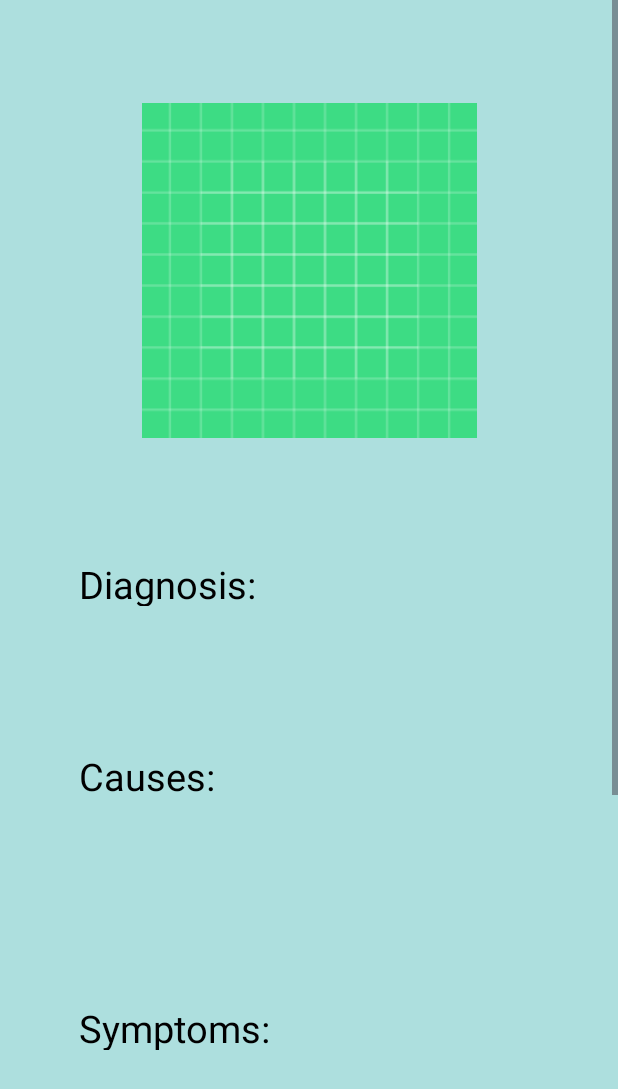
After one commit to empad716/Skin-disease-detector, an Android app: the InfoActivity screen opened directly, with no data from a screen before it, on a phone screen of 412 x 824 dp. The commit adds this screen. Shown: the top 1089 px of the screen. Run offline under Robolectric (Android 15) with nearby library versions, the phone set to English and light mode, and no system bars; our stand-ins replace Firebase (no records; nobody signed in at launch, a user with empty details on screens opened directly).

Commit message:
Initial Commit

```diff
--- a/app/src/main/java/com/example/skindiseasedetector/History.java
+++ b/app/src/main/java/com/example/skindiseasedetector/History.java
@@ -2,6 +2,7 @@ package com.example.skindiseasedetector;
 
 public class History {
     String diagnosis,cause,symptoms,treatment,date,imageUrl;
+    long timestamp;
 
     public String getDiagnosis() { return diagnosis;}
 
@@ -15,5 +16,6 @@ public class History {
 
     public String getImageUrl(){ return imageUrl;}
 
+    public long getTimestamp(){return timestamp; }
 
 }
--- /dev/null
+++ b/app/src/main/java/com/example/skindiseasedetector/InfoActivity.java
@@ -0,0 +1,157 @@
+package com.example.skindiseasedetector;
+
+import static com.example.skindiseasedetector.Adapterhistory.context;
+
+import android.app.Activity;
+import android.app.AlertDialog;
+import android.content.Context;
+import android.content.DialogInterface;
+import android.content.Intent;
+import android.os.Bundle;
+import android.util.Log;
+import android.view.View;
+import android.widget.TextView;
+import android.widget.Toast;
+
+import androidx.activity.EdgeToEdge;
+import androidx.annotation.NonNull;
+import androidx.appcompat.app.AppCompatActivity;
+import androidx.core.graphics.Insets;
+import androidx.core.view.ViewCompat;
+import androidx.core.view.WindowInsetsCompat;
+
+import com.bumptech.glide.Glide;
+import com.example.skindiseasedetector.databinding.ActivityInfoBinding;
+import com.google.firebase.auth.FirebaseAuth;
+import com.google.firebase.database.DataSnapshot;
+import com.google.firebase.database.DatabaseError;
+import com.google.firebase.database.DatabaseReference;
+import com.google.firebase.database.FirebaseDatabase;
+import com.google.firebase.database.Query;
+import com.google.firebase.database.ValueEventListener;
+import com.google.firebase.storage.FirebaseStorage;
+import com.google.firebase.storage.StorageReference;
+
+public class InfoActivity extends AppCompatActivity {
+    ActivityInfoBinding binding = null;
+    DatabaseReference databaseReference;
+    FirebaseAuth auth;
+    AlertDialog.Builder builder;
+
+
+    @Override
+    protected void onCreate(Bundle savedInstanceState) {
+        super.onCreate(savedInstanceState);
+        EdgeToEdge.enable(this);
+        binding = ActivityInfoBinding.inflate(getLayoutInflater());
+        setContentView(binding.getRoot());
+
+
+
+        Intent intent = getIntent();
+        String diagnosis = intent.getStringExtra("diagnosis");
+        String cause = intent.getStringExtra("cause");
+        String symptoms = intent.getStringExtra("symptoms");
+        String treatment = intent.getStringExtra("treatment");
+        String date = intent.getStringExtra("date");
+        String imageUrl = intent.getStringExtra("image");
+        long timestamp = intent.getLongExtra("timestamp",0);
+        auth= FirebaseAuth.getInstance();
+
+        binding.resultDiagnosis.setText(diagnosis);
+        binding.resultCause.setText(cause);
+        binding.resultSymptoms.setText(symptoms);
+        binding.resultTreatment.setText(treatment);
+        binding.resultDate.setText(date);
+
+
+
+        Glide.with(binding.image.getContext())
+                .load(imageUrl)
+                .placeholder(R.drawable.ic_launcher_foreground)
+                .error(R.drawable.ic_launcher_background)
+                .into(binding.image);
+
+
+        binding.delete.setOnClickListener(new View.OnClickListener() {
+            @Override
+            public void onClick(View v) {
+              showDialog();
+            }
+
+            private void showDialog() {
+                new AlertDialog.Builder(InfoActivity.this)
+                        .setTitle("Delete Confirmation")
+                        .setMessage("Are you sure you want to delete this item?")
+                        .setPositiveButton("YES",((dialog, which) -> deleteItemHistory(timestamp)))
+                        .setNegativeButton("NO", null)
+                        .create()
+                        .show();
+            }
+
+
+            private void backIntent() {
+                Intent intent1 = new Intent(InfoActivity.this, HomeActivity.class);
+                startActivity(intent1);
+                overridePendingTransition(R.anim.slide_in_left,R.anim.slide_out_right);
+            }
+
+            private void deleteItemHistory(long timestamp) {
+                databaseReference = FirebaseDatabase.getInstance().getReference()
+                        .child("users")
+                        .child(auth.getCurrentUser().getUid())
+                        .child("history");
+
+                Query query = databaseReference.orderByChild("timestamp").equalTo(timestamp);
+                query.addListenerForSingleValueEvent(new ValueEventListener() {
+                   @Override
+                   public void onDataChange(DataSnapshot dataSnapshot) {
+                        for (DataSnapshot snapshot: dataSnapshot.getChildren()){
+                            UserData userData = snapshot.getValue(UserData.class);
+                            if (userData!=null){
+                                String imageUrl = userData.getImageUrl();
+                                snapshot.getRef().removeValue();
+                                if (imageUrl !=null && !imageUrl.isEmpty()){
+                                    deleteImageFromStorage(imageUrl);
+                                }
+                            }
+
+                        }
+                       backIntent();
+
+                   }
+
+                    private void deleteImageFromStorage(String imageUrl) {
+                        StorageReference storageRef = FirebaseStorage.getInstance().getReferenceFromUrl(imageUrl);
+
+                        storageRef.delete().addOnSuccessListener(a ->{
+                            Log.d("FirebaseStorage","Image Deleted Successfully");
+                        }).addOnFailureListener(exception->{
+                            Log.e("FirebaseStorage","Failed to delete image",exception);
+                        });
+                    }
+
+                    @Override
+                   public void onCancelled(@NonNull DatabaseError error) {
+                        Toast.makeText(InfoActivity.this,"Failed to delete data",Toast.LENGTH_SHORT).show();
+                   }
+                });
+           }
+        });
+
+        binding.back.setOnClickListener(new View.OnClickListener() {
+            @Override
+            public void onClick(View v) {
+               backIntent();
+
+            }
+
+            private void backIntent() {
+                Intent intent1 = new Intent(InfoActivity.this, HomeActivity.class);
+                startActivity(intent1);
+                overridePendingTransition(R.anim.slide_in_left,R.anim.slide_out_right);
+            }
+        });
+
+    }
+}
--- /dev/null
+++ b/app/src/main/res/layout/activity_info.xml
@@ -0,0 +1,196 @@
+<?xml version="1.0" encoding="utf-8"?>
+
+<ScrollView
+    xmlns:android="http://schemas.android.com/apk/res/android"
+    xmlns:app="http://schemas.android.com/apk/res-auto"
+    xmlns:tools="http://schemas.android.com/tools"
+    android:layout_width="match_parent"
+    android:layout_height="wrap_content"
+    tools:layout_editor_absoluteX="1dp"
+    tools:layout_editor_absoluteY="1dp"
+    android:fillViewport="true"
+    >
+    <androidx.constraintlayout.widget.ConstraintLayout
+        android:layout_width="match_parent"
+        android:layout_height="wrap_content"
+        android:background="#ADDFDE"
+        tools:context=".InfoActivity">
+        <ImageView
+            android:id="@+id/image"
+            android:layout_width="223dp"
+            android:layout_height="224dp"
+            android:layout_marginTop="68dp"
+            app:layout_constraintEnd_toEndOf="parent"
+            app:layout_constraintStart_toStartOf="parent"
+            app:layout_constraintTop_toTopOf="parent" />
+
+
+        <LinearLayout
+            android:id="@+id/linearLayout3"
+            android:layout_width="307dp"
+            android:layout_height="32dp"
+            android:layout_marginTop="80dp"
+            android:orientation="horizontal"
+            app:layout_constraintEnd_toEndOf="@+id/image"
+            app:layout_constraintStart_toStartOf="@+id/image"
+            app:layout_constraintTop_toBottomOf="@+id/image">
+
+            <TextView
+                android:id="@+id/textView4"
+                android:layout_width="wrap_content"
+                android:layout_height="wrap_content"
+                android:text="Diagnosis: "
+                android:textColor="@color/black"
+                android:textSize="25dp" />
+
+            <TextView
+                android:id="@+id/resultDiagnosis"
+                android:layout_width="wrap_content"
+                android:layout_height="wrap_content"
+                android:text=""
+                android:textColor="@color/black"
+                android:textSize="25dp" />
+        </LinearLayout>
+
+        <LinearLayout
+            android:id="@+id/linearLayout1"
+            android:layout_width="307dp"
+            android:layout_height="32dp"
+            android:layout_marginTop="96dp"
+            android:orientation="horizontal"
+            app:layout_constraintEnd_toEndOf="@+id/linearLayout3"
+            app:layout_constraintHorizontal_bias="0.0"
+            app:layout_constraintStart_toStartOf="@+id/linearLayout3"
+            app:layout_constraintTop_toBottomOf="@+id/linearLayout3">
+
+            <TextView
+                android:id="@+id/textView5"
+                android:layout_width="wrap_content"
+                android:layout_height="wrap_content"
+                android:text="Causes: "
+                android:textColor="@color/black"
+                android:textSize="25dp" />
+
+            <TextView
+                android:id="@+id/resultCause"
+                android:layout_width="wrap_content"
+                android:layout_height="wrap_content"
+                android:text=""
+                android:textColor="@color/black"
+                android:textSize="25dp" />
+        </LinearLayout>
+
+        <LinearLayout
+            android:id="@+id/linearLayout2"
+            android:layout_width="307dp"
+            android:layout_height="32dp"
+            android:layout_marginTop="136dp"
+            android:orientation="horizontal"
+            app:layout_constraintEnd_toEndOf="@+id/linearLayout1"
+            app:layout_constraintHorizontal_bias="1.0"
+            app:layout_constraintStart_toStartOf="@+id/linearLayout1"
+            app:layout_constraintTop_toBottomOf="@+id/linearLayout1">
+
+            <TextView
+                android:id="@+id/textView6"
+                android:layout_width="wrap_content"
+                android:layout_height="wrap_content"
+                android:text="Symptoms: "
+                android:textColor="@color/black"
+                android:textSize="25dp" />
+
+            <TextView
+                android:id="@+id/resultSymptoms"
+                android:layout_width="wrap_content"
+                android:layout_height="wrap_content"
+                android:text=""
+                android:textColor="@color/black"
+                android:textSize="25dp" />
+        </LinearLayout>
+
+        <LinearLayout
+            android:id="@+id/linearLayout4"
+            android:layout_width="307dp"
+            android:layout_height="32dp"
+            android:layout_marginTop="268dp"
+            android:orientation="horizontal"
+            app:layout_constraintEnd_toEndOf="@+id/linearLayout2"
+            app:layout_constraintHorizontal_bias="1.0"
+            app:layout_constraintStart_toStartOf="@+id/linearLayout2"
+            app:layout_constraintTop_toBottomOf="@+id/linearLayout2">
+
+            <TextView
+                android:id="@+id/textView0"
+                android:layout_width="wrap_content"
+                android:layout_height="wrap_content"
+                android:text="Treatment: "
+                android:textColor="@color/black"
+                android:textSize="25dp" />
+
+            <TextView
+                android:id="@+id/resultTreatment"
+                android:layout_width="wrap_content"
+                android:layout_height="wrap_content"
+                android:text=""
+                android:textColor="@color/black"
+                android:textSize="25dp" />
+        </LinearLayout>
+
+        <LinearLayout
+            android:id="@+id/linearLayout5"
+            android:layout_width="307dp"
+            android:layout_height="32dp"
+            android:layout_marginTop="148dp"
+            android:orientation="horizontal"
+            app:layout_constraintEnd_toEndOf="@+id/linearLayout4"
+            app:layout_constraintHorizontal_bias="0.0"
+            app:layout_constraintStart_toStartOf="@+id/linearLayout4"
+            app:layout_constraintTop_toBottomOf="@+id/linearLayout4">
+
+            <TextView
+                android:layout_width="wrap_content"
+                android:layout_height="wrap_content"
+                android:text="Date: "
+                android:textColor="@color/black"
+                android:textSize="25dp" />
+
+            <TextView
+                android:id="@+id/resultDate"
+                android:layout_width="wrap_content"
+                android:layout_height="wrap_content"
+                android:text=""
+                android:textColor="@color/black"
+                android:textSize="25dp" />
+
+        </LinearLayout>
+
+        <Button
+            android:id="@+id/delete"
+            android:layout_width="100dp"
+            android:layout_height="53dp"
+            android:layout_marginTop="44dp"
+            android:layout_marginBottom="4dp"
+            android:text="Delete"
+            app:layout_constraintBottom_toBottomOf="parent"
+            app:layout_constraintEnd_toEndOf="@+id/linearLayout5"
+            app:layout_constraintHorizontal_bias="1.0"
+            app:layout_constraintStart_toStartOf="@+id/linearLayout5"
+            app:layout_constraintTop_toBottomOf="@+id/linearLayout5"
+            app:layout_constraintVertical_bias="0.0" />
+
+        <Button
+            android:id="@+id/back"
+            android:layout_width="100dp"
+            android:layout_height="53dp"
+            android:layout_marginTop="44dp"
+            android:layout_marginBottom="4dp"
+            android:text="Back"
+            app:layout_constraintBottom_toBottomOf="parent"
+            app:layout_constraintEnd_toEndOf="@+id/linearLayout5"
+            app:layout_constraintHorizontal_bias="0.0"
+            app:layout_constraintStart_toStartOf="@+id/linearLayout5"
+            app:layout_constraintTop_toBottomOf="@+id/linearLayout5"
+            app:layout_constraintVertical_bias="0.0" />
+
+    </androidx.constraintlayout.widget.ConstraintLayout>
+</ScrollView>
--- a/app/src/main/res/layout/fragment_history.xml
+++ b/app/src/main/res/layout/fragment_history.xml
@@ -9,5 +9,6 @@
     <androidx.recyclerview.widget.RecyclerView
         android:id="@+id/historyList"
         android:layout_width="match_parent"
-        android:layout_height="817dp" />
+        android:layout_height="755dp"
+        android:layout_marginTop="27dp" />
 </FrameLayout>
--- a/app/src/main/res/values/themes.xml
+++ b/app/src/main/res/values/themes.xml
@@ -17,7 +17,7 @@
 
     </style>
     <style name="Theme.App.SplashScreen" parent="Theme.SplashScreen">
-        <item name="windowSplashScreenBackground">@color/pink</item>
+        <item name="windowSplashScreenBackground">@color/white</item>
         <item name="windowSplashScreenAnimatedIcon">@drawable/camera_enhance</item>
         <item name="postSplashScreenTheme">@style/Base.Theme.SkinDiseaseDetector</item>
     </style>
```
Also changed, not shown: app/src/main/AndroidManifest.xml (+5 -5 lines), app/src/main/java/com/example/skindiseasedetector/Adapterhistory.java (+21 -10 lines), app/src/main/res/layout/items.xml (+21 -86 lines), app/src/main/res/layout/progress_bar.xml (+22 -3 lines).
